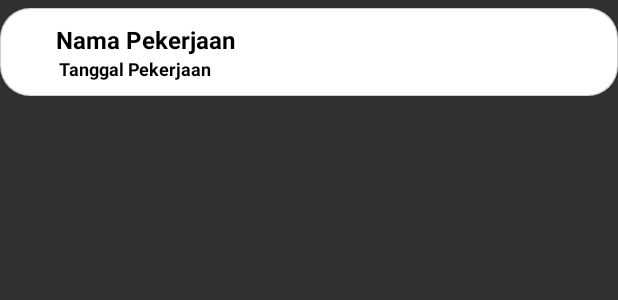
After one commit to imagine-us/absen-mobile, an Android app: the layout card_pekerjaan.xml on its own in the app's theme, with its tools: preview values and no code run, on a phone screen of 412 x 824 dp. The commit adds this screen. Shown: the top 300 px of the screen. Run offline under Robolectric (Android 15) with nearby library versions, the phone set to English and light mode, and no system bars.

Commit message:
RV pekerjaan 28/11/2019 04:22

```diff
--- a/app/src/main/java/com/example/kominfopangkalabun/model/Pekerjaan.java
+++ /dev/null
@@ -1,4 +0,0 @@
-package com.example.kominfopangkalabun.model;
-
-public class Pekerjaan {
-}
--- a/app/src/main/java/com/example/kominfopangkalabun/retrofit/BaseApiService.java
+++ b/app/src/main/java/com/example/kominfopangkalabun/retrofit/BaseApiService.java
@@ -5,6 +5,7 @@ import com.example.kominfopangkalabun.model.Absensi.AbsensiModel;
 import com.example.kominfopangkalabun.model.Absensi.CekAbsensi;
 import com.example.kominfopangkalabun.model.Absensi.CekAbsensiModel;
 import com.example.kominfopangkalabun.model.Login.Login;
+import com.example.kominfopangkalabun.model.Pekerjaan.PekerjaanModel;
 import com.example.kominfopangkalabun.model.Pengaduan.PengaduanModel;
 import com.example.kominfopangkalabun.model.Pengaduan.PengaduanTanggapanModel;
 
@@ -70,4 +71,7 @@ public interface BaseApiService {
     Call<PengaduanModel> insertPengaduan(@Field("pnsid") String pnsid,
                                    @Field("pengaduan") String pengaduan);
 
+    @GET("pekerjaanhist")
+    Call<PekerjaanModel> requestPekerjaanHistory(@Query("nip") String id);
+
 }
--- /dev/null
+++ b/app/src/main/res/layout/card_pekerjaan.xml
@@ -0,0 +1,68 @@
+<?xml version="1.0" encoding="utf-8"?>
+<androidx.constraintlayout.widget.ConstraintLayout xmlns:android="http://schemas.android.com/apk/res/android"
+    android:layout_width="match_parent"
+    android:layout_height="wrap_content"
+    xmlns:app="http://schemas.android.com/apk/res-auto"
+    android:background="@drawable/example_one"
+    android:padding="10dp"
+    android:layout_marginTop="5dp"
+    android:layout_marginBottom="5dp">
+
+
+    <TextView
+        android:id="@+id/pekerjaanNama"
+        android:layout_width="wrap_content"
+        android:layout_height="wrap_content"
+        app:layout_constraintTop_toTopOf="parent"
+        app:layout_constraintLeft_toLeftOf="parent"
+        app:layout_constraintRight_toRightOf="parent"
+        app:layout_constraintHorizontal_bias="0.1"
+        android:text="Nama Pekerjaan"
+        android:textSize="16sp"
+        android:textStyle="bold"
+        android:textColor="@color/black"
+        />
+
+<!--    <TextView-->
+<!--        android:id="@+id/pengaduanStatus"-->
+<!--        android:layout_width="wrap_content"-->
+<!--        android:layout_height="wrap_content"-->
+<!--        app:layout_constraintTop_toTopOf="parent"-->
+<!--        app:layout_constraintLeft_toLeftOf="parent"-->
+<!--        app:layout_constraintRight_toRightOf="parent"-->
+<!--        app:layout_constraintHorizontal_bias="0.9"-->
+<!--        android:text=" status "-->
+<!--        android:textSize="14sp"-->
+<!--        android:textStyle="bold"-->
+<!--        android:background="@color/birumuda"-->
+<!--        />-->
+
+    <TextView
+        android:id="@+id/pekerjaanTanggal"
+        android:layout_width="wrap_content"
+        android:layout_height="wrap_content"
+        app:layout_constraintTop_toBottomOf="@id/pekerjaanNama"
+        app:layout_constraintLeft_toLeftOf="parent"
+        app:layout_constraintRight_toRightOf="parent"
+        app:layout_constraintHorizontal_bias="0.1"
+        android:text="Tanggal Pekerjaan"
+        android:textSize="12sp"
+        android:textStyle="bold"
+        android:textColor="@color/black"
+        />
+
+<!--    <TextView-->
+<!--        android:id="@+id/longlatPresensi"-->
+<!--        android:layout_width="wrap_content"-->
+<!--        android:layout_height="wrap_content"-->
+<!--        app:layout_constraintTop_toBottomOf="@id/lokasiPresensi"-->
+<!--        app:layout_constraintLeft_toLeftOf="parent"-->
+<!--        app:layout_constraintRight_toRightOf="parent"-->
+<!--        app:layout_constraintHorizontal_bias="0.1"-->
+<!--        android:text="Long : Lat : "-->
+<!--        android:textSize="10sp"-->
+<!--        android:textColor="@color/black"-->
+<!--        />-->
+
+
+</androidx.constraintlayout.widget.ConstraintLayout>
```
Also changed, not shown: app/src/main/java/com/example/kominfopangkalabun/PekerjaanActivity.java (+37 -0 lines), app/src/main/java/com/example/kominfopangkalabun/adapter/PekerjaanAdapter.java (+63 -1 lines), app/src/main/java/com/example/kominfopangkalabun/model/Pekerjaan/Pekerjaan.java (added, +57 -0 lines), app/src/main/java/com/example/kominfopangkalabun/model/Pekerjaan/PekerjaanModel.java (added, +47 -0 lines).
